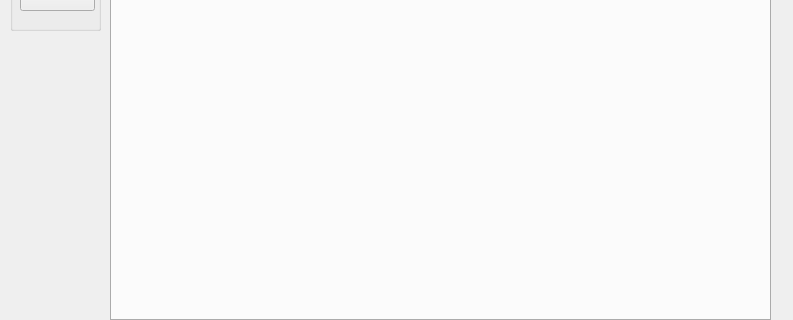
First picture: the form in Widget_Library/widget_script_editor.ui, repository 8foldrepo/RF_Balance_Profound, before the edit; both pictures show x 0 to 793 and y 430 to 750 of the 793 by 750 pixel window.
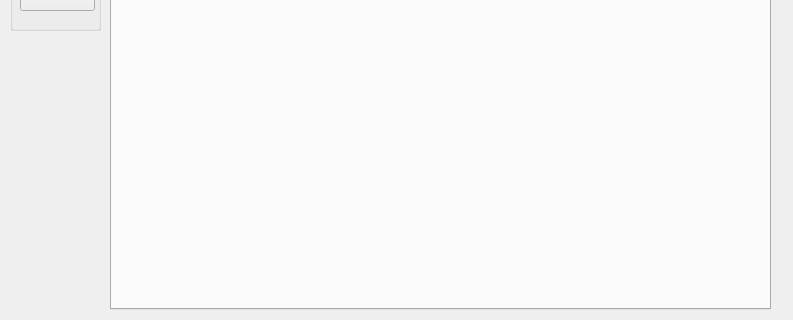
Second picture: the form after the edit.

Commit message: fixed dialog positioning

The edit to the form file:
```diff
--- a/Widget_Library/widget_script_editor.ui
+++ b/Widget_Library/widget_script_editor.ui
@@ -31,7 +31,7 @@
      <x>110</x>
      <y>110</y>
      <width>661</width>
-     <height>641</height>
+     <height>630</height>
     </rect>
    </property>
    <property name="font">
```
The commit also changes 3 other files.
